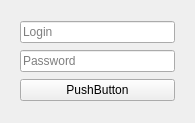
Before: the Qt Designer form client_widgets/autorisationdialog.ui in Slavjan/QTester_client, drawn with Qt 5.
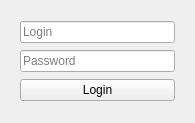
After: the same form once the commit is applied. The open tabs and pages were chosen to show the change.

```diff
--- a/client_widgets/autorisationdialog.ui
+++ b/client_widgets/autorisationdialog.ui
@@ -65,7 +65,7 @@
        <item>
         <widget class="QPushButton" name="pushButton">
          <property name="text">
-          <string>PushButton</string>
+          <string>Login</string>
          </property>
         </widget>
        </item>
```
Left out of the diff: 4 changed lines with no effect on the pictures.
